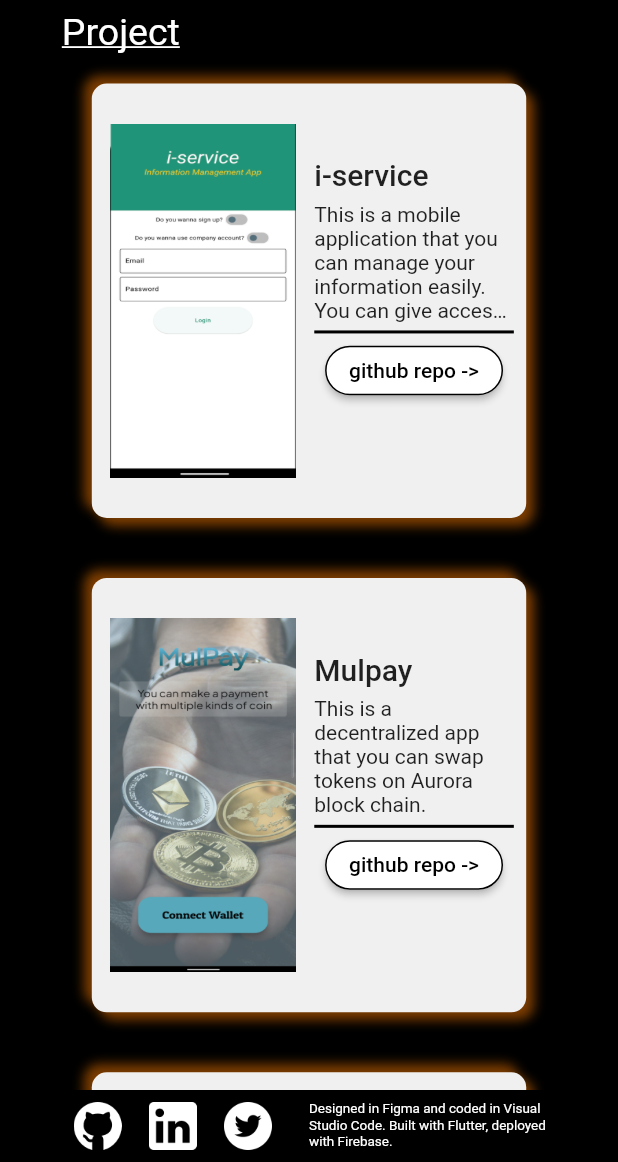
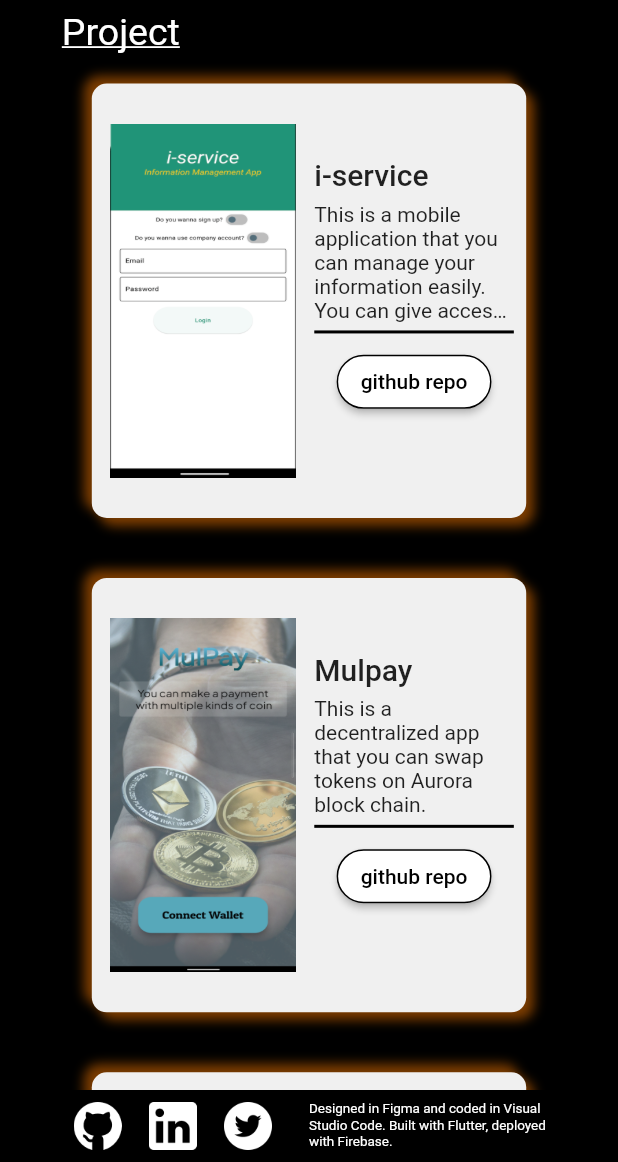
Before and after one commit to honganji/portfolio, a Flutter app: the screen it shows after launch, scrolled down 2304 dp, on a phone screen of 412 x 824 dp, the part 74-1236 px from its top. Run offline on Flutter 3.47's test engine with Material 2 defaults, Android fonts, the light colour scheme and no system bars; our stand-ins replace firebase_core, flutter_staggered_animations; accounts and stored records are empty.

Commit message:
make it fits to iphone se

```diff
--- a/lib/sections/about/mobile_about.dart
+++ b/lib/sections/about/mobile_about.dart
@@ -39,7 +39,7 @@ class MobileAbout extends StatelessWidget {
                   ),
                   RichText(
                     text: TextSpan(
-                      style: const TextStyle(fontSize: 13, color: Colors.white),
+                      style: const TextStyle(fontSize: 12, color: Colors.white),
                       children: [
                         const TextSpan(
                           text:
@@ -99,7 +99,7 @@ class MobileAbout extends StatelessWidget {
                 decoration: const BoxDecoration(color: Colors.black),
                 child: Image.asset(
                   "assets/img/profile.jpeg",
-                  width: width * 0.6,
+                  width: width * 0.5,
                 ),
               ),
             ),
--- a/lib/widgets/mobile_mobile_app_box.dart
+++ b/lib/widgets/mobile_mobile_app_box.dart
@@ -94,9 +94,7 @@ class _DesktopMobileAppBoxState extends State<MobileMobileAppBox> {
                         ),
                       ],
                     ),
-                    SizedBox(
-                      height: height * 0.04,
-                      child: ElevatedButton(
+                    ElevatedButton(
                       style: ElevatedButton.styleFrom(
                         backgroundColor: Colors.white,
                         shape: RoundedRectangleBorder(
@@ -108,7 +106,7 @@ class _DesktopMobileAppBoxState extends State<MobileMobileAppBox> {
                         ),
                       ),
                       child: const Text(
-                          "github repo ->",
+                        "github repo",
                         style: TextStyle(
                           color: Colors.black,
                         ),
@@ -117,7 +115,6 @@ class _DesktopMobileAppBoxState extends State<MobileMobileAppBox> {
                         await launchUrl(
                             Uri.parse(widget.project.repositoryPath));
                       },
-                      ),
                     ),
                   ],
                 ),
--- a/lib/widgets/mobile_web_app_box.dart
+++ b/lib/widgets/mobile_web_app_box.dart
@@ -77,6 +77,9 @@ class _MobileWebAppBoxState extends State<MobileWebAppBox> {
                         softWrap: true,
                       ),
                     ),
+                    SizedBox(
+                      height: height * 0.01,
+                    ),
                     const Divider(
                       color: Colors.black,
                       height: 1,
@@ -98,7 +101,7 @@ class _MobileWebAppBoxState extends State<MobileWebAppBox> {
                                 color: Colors.black // the color of the border
                                 )),
                         child: const Text(
-                          "github repo ->",
+                          "github repo",
                           style: TextStyle(
                             color: Colors.black,
                           ),
```
Lines whose indentation alone changed are shown as unchanged.
